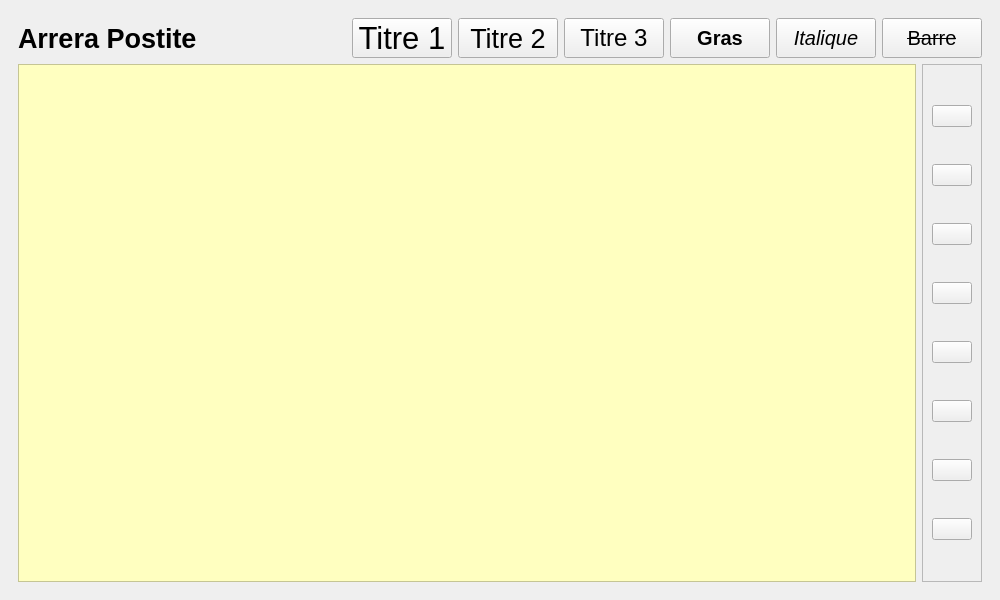
The window that cuiapostite.ui (Arrera-Software/Arrera-Postite) describes before a commit, drawn with Qt 5.
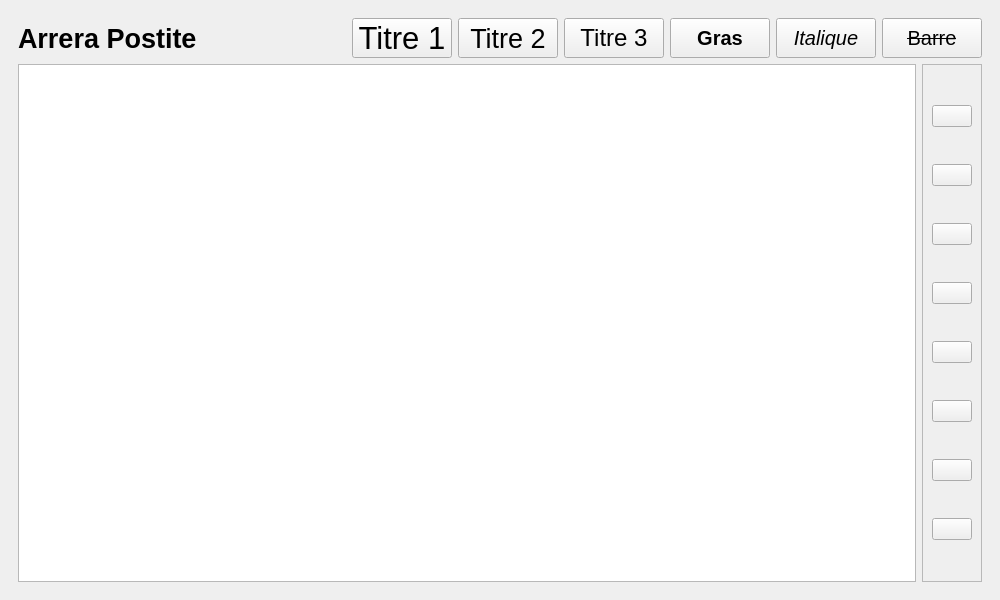
The same window after the commit. The open tabs and pages were chosen to show the change. Icons and pictures are not drawn. Custom widgets are drawn as their Qt base class.

Diff of the .ui file:
```diff
--- a/cuiapostite.ui
+++ b/cuiapostite.ui
@@ -216,8 +216,7 @@
              </font>
             </property>
             <property name="styleSheet">
-             <string notr="true">background-color:rgb(255, 255, 192);
-color : black;</string>
+             <string notr="true"/>
             </property>
            </widget>
           </item>
```
Left out of the diff: 2 changed lines with no effect on the pictures.
